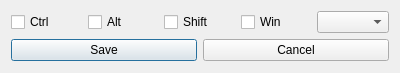
The window that src/gui/shortcutkeyselector.ui (hussamh10/fetch) describes before a commit, drawn with Qt 5.
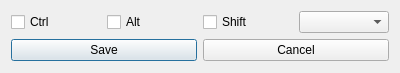
The same window after the commit.

Diff of the .ui file:
```diff
--- a/src/gui/shortcutkeyselector.ui
+++ b/src/gui/shortcutkeyselector.ui
@@ -39,13 +39,6 @@
          </property>
         </widget>
        </item>
-       <item>
-        <widget class="QCheckBox" name="winMod">
-         <property name="text">
-          <string>Win</string>
-         </property>
-        </widget>
-       </item>
        <item>
         <widget class="QComboBox" name="comboBox"/>
        </item>
```
